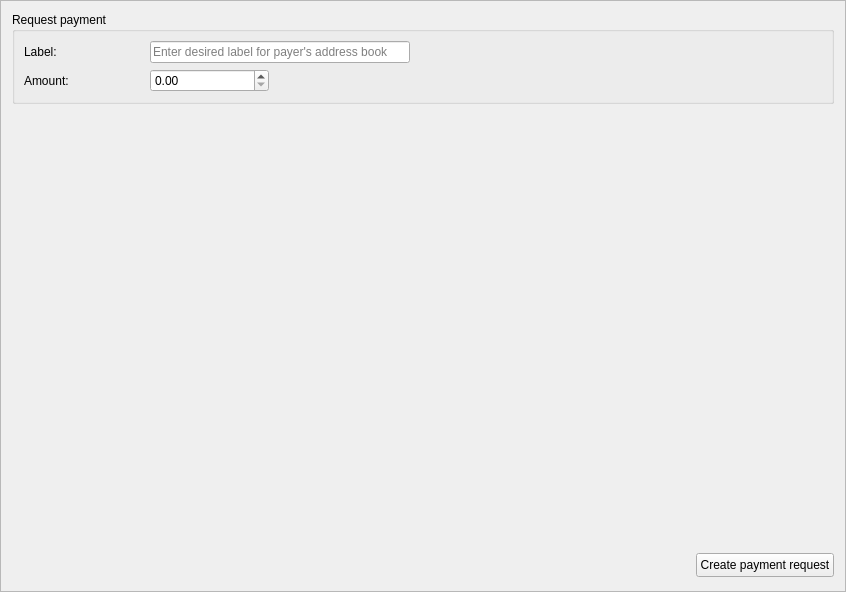
discretecoin/discrete-wallet, file src/gui/ui/receiveframe.ui: the form before one commit.
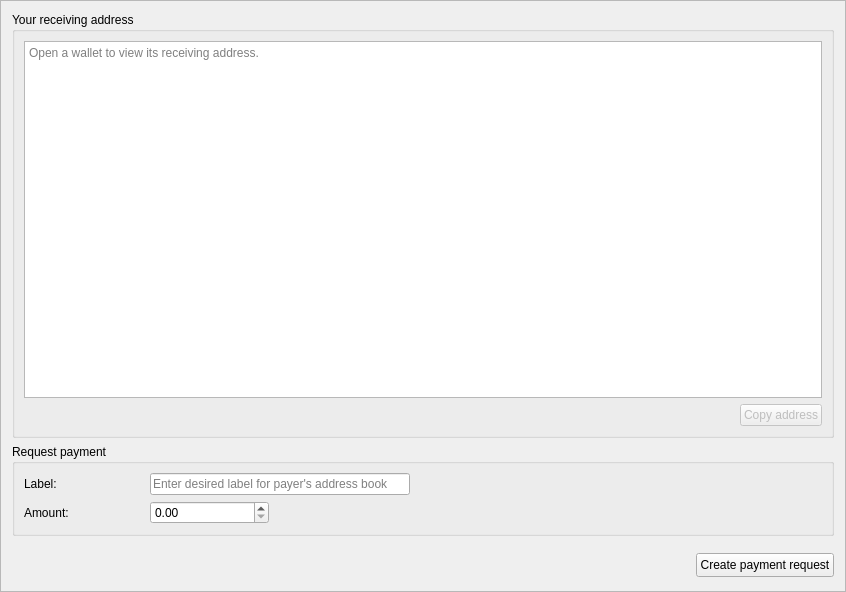
The form after the commit. Icons and pictures are not drawn.

Commit message: Full address in Receive frame, QR for Account number

```diff
--- a/src/gui/ui/receiveframe.ui
+++ b/src/gui/ui/receiveframe.ui
@@ -19,7 +19,68 @@
   <property name="frameShadow">
    <enum>QFrame::Raised</enum>
   </property>
-  <layout class="QVBoxLayout" name="verticalLayout">
+  <layout class="QVBoxLayout" name="verticalLayout" stretch="1,0,0">
+   <item>
+    <widget class="QGroupBox" name="m_addressGroup">
+     <property name="sizePolicy">
+      <sizepolicy hsizetype="Expanding" vsizetype="Expanding">
+       <horstretch>0</horstretch>
+       <verstretch>1</verstretch>
+      </sizepolicy>
+     </property>
+     <property name="minimumSize">
+      <size>
+       <width>0</width>
+       <height>260</height>
+      </size>
+     </property>
+     <property name="title">
+      <string>Your receiving address</string>
+     </property>
+     <layout class="QVBoxLayout" name="addressLayout">
+      <item>
+       <widget class="QPlainTextEdit" name="m_addressText">
+        <property name="toolTip">
+         <string>Your full wallet address</string>
+        </property>
+        <property name="placeholderText">
+         <string>Open a wallet to view its receiving address.</string>
+        </property>
+        <property name="readOnly">
+         <bool>true</bool>
+        </property>
+       </widget>
+      </item>
+      <item>
+       <layout class="QHBoxLayout" name="addressActionsLayout">
+        <item>
+         <spacer name="addressActionsSpacer">
+          <property name="orientation">
+           <enum>Qt::Orientation::Horizontal</enum>
+          </property>
+          <property name="sizeHint" stdset="0">
+           <size>
+            <width>40</width>
+            <height>20</height>
+           </size>
+          </property>
+         </spacer>
+        </item>
+        <item>
+         <widget class="QPushButton" name="m_copyAddressButton">
+          <property name="enabled">
+           <bool>false</bool>
+          </property>
+          <property name="text">
+           <string>Copy address</string>
+          </property>
+         </widget>
+        </item>
+       </layout>
+      </item>
+     </layout>
+    </widget>
+   </item>
    <item>
     <widget class="QFrame" name="m_requestPaymentFrame">
      <property name="minimumSize">
@@ -146,19 +207,6 @@
      </layout>
     </widget>
    </item>
-   <item>
-    <spacer name="verticalSpacer">
-     <property name="orientation">
-      <enum>Qt::Vertical</enum>
-     </property>
-     <property name="sizeHint" stdset="0">
-      <size>
-       <width>20</width>
-       <height>40</height>
-      </size>
-     </property>
-    </spacer>
-   </item>
    <item>
     <widget class="QFrame" name="m_bottomButtonsFrame">
      <property name="sizePolicy">
```
Left out of the diff: 4 changed lines with no effect on the pictures. The commit also changes 10 other files.
